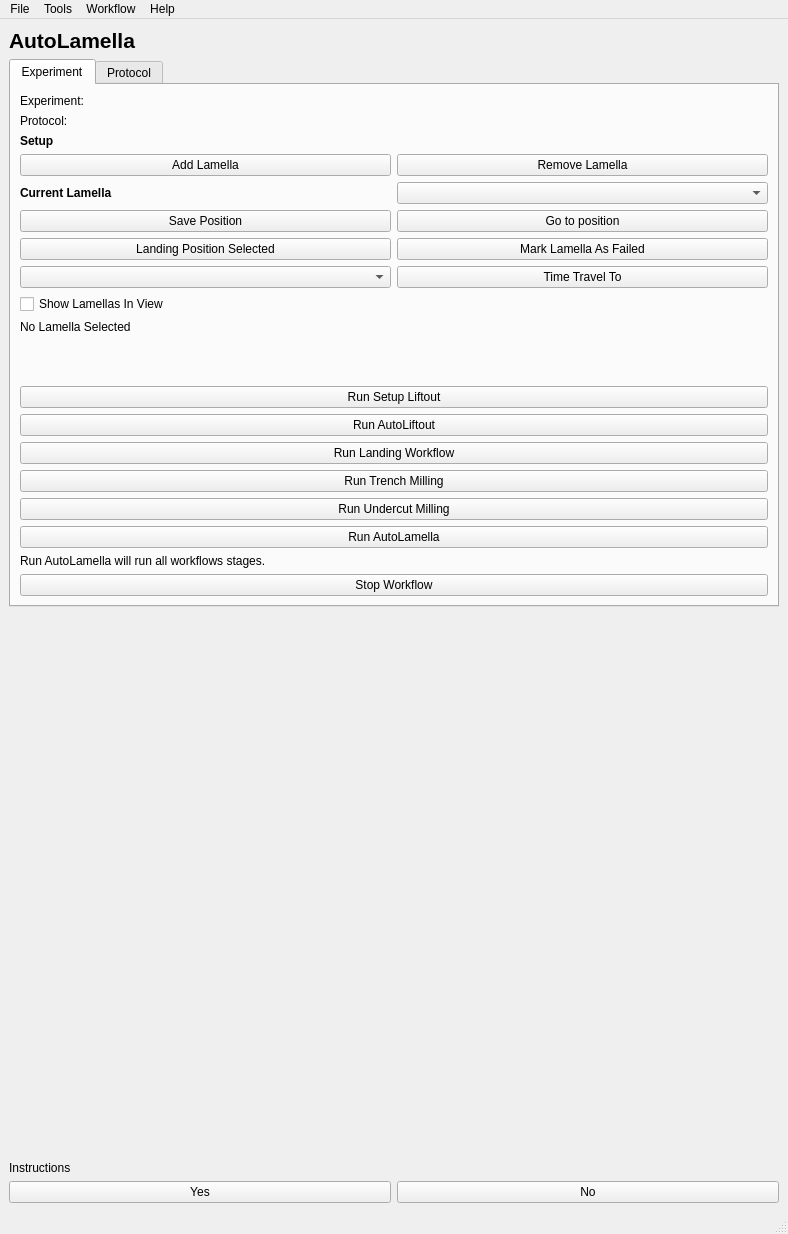
This is autolamella/ui/qt/AutoLamellaUI.ui in DeMarcoLab/autolamella as Qt 5 draws it before an edit. The edited form follows.
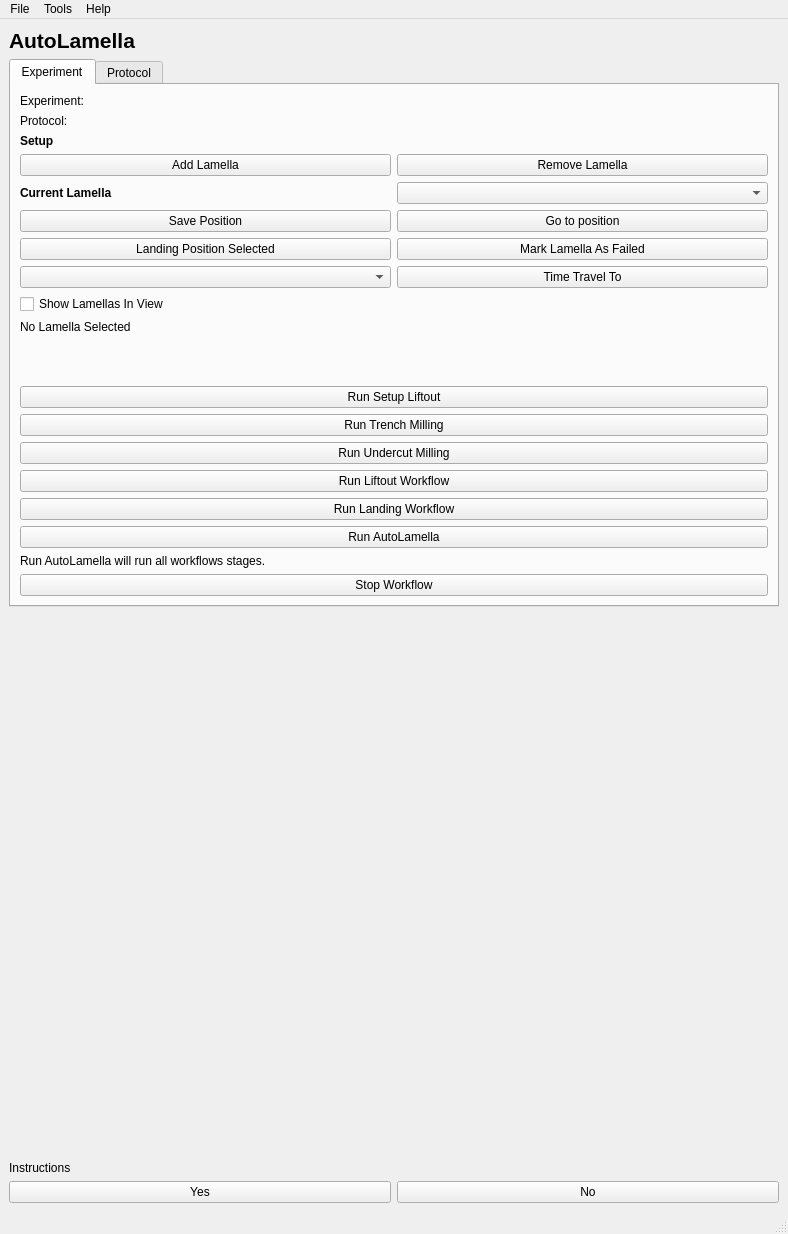
This is the edited form.

Diff of the .ui file:
```diff
--- a/autolamella/ui/qt/AutoLamellaUI.ui
+++ b/autolamella/ui/qt/AutoLamellaUI.ui
@@ -53,13 +53,6 @@
           </property>
          </widget>
         </item>
-        <item row="19" column="0" colspan="2">
-         <widget class="QPushButton" name="pushButton_run_serial_liftout_landing">
-          <property name="text">
-           <string>Run Landing Workflow</string>
-          </property>
-         </widget>
-        </item>
         <item row="16" column="0" colspan="2">
          <spacer name="verticalSpacer">
           <property name="orientation">
@@ -73,10 +66,10 @@
           </property>
          </spacer>
         </item>
-        <item row="18" column="0" colspan="2">
+        <item row="22" column="0" colspan="2">
          <widget class="QPushButton" name="pushButton_run_autoliftout">
           <property name="text">
-           <string>Run AutoLiftout</string>
+           <string>Run Liftout Workflow</string>
           </property>
          </widget>
         </item>
@@ -87,7 +80,7 @@
           </property>
          </widget>
         </item>
-        <item row="22" column="0" colspan="2">
+        <item row="24" column="0" colspan="2">
          <widget class="QPushButton" name="pushButton_run_setup_autolamella">
           <property name="text">
            <string>Run AutoLamella</string>
@@ -115,6 +108,13 @@
           </property>
          </widget>
         </item>
+        <item row="27" column="0" colspan="2">
+         <widget class="QPushButton" name="pushButton_stop_workflow">
+          <property name="text">
+           <string>Stop Workflow</string>
+          </property>
+         </widget>
+        </item>
         <item row="10" column="1">
          <widget class="QPushButton" name="pushButton_go_to_lamella">
           <property name="text">
@@ -122,13 +122,6 @@
           </property>
          </widget>
         </item>
-        <item row="25" column="0" colspan="2">
-         <widget class="QPushButton" name="pushButton_stop_workflow">
-          <property name="text">
-           <string>Stop Workflow</string>
-          </property>
-         </widget>
-        </item>
         <item row="11" column="1">
          <widget class="QPushButton" name="pushButton_fail_lamella">
           <property name="text">
@@ -139,7 +132,7 @@
         <item row="12" column="0">
          <widget class="QComboBox" name="comboBox_lamella_history"/>
         </item>
-        <item row="24" column="0" colspan="2">
+        <item row="26" column="0" colspan="2">
          <widget class="QLabel" name="label_run_autolamella_info">
           <property name="text">
            <string>Run AutoLamella will run all workflows stages.</string>
@@ -231,6 +224,13 @@
           </property>
          </widget>
         </item>
+        <item row="23" column="0" colspan="2">
+         <widget class="QPushButton" name="pushButton_run_serial_liftout_landing">
+          <property name="text">
+           <string>Run Landing Workflow</string>
+          </property>
+         </widget>
+        </item>
        </layout>
       </widget>
       <widget class="QWidget" name="tab_2">
@@ -654,12 +654,6 @@
     <addaction name="actionLoad_Milling_Pattern"/>
     <addaction name="actionSave_Milling_Pattern"/>
    </widget>
-   <widget class="QMenu" name="menuWorkflow">
-    <property name="title">
-     <string>Workflow</string>
-    </property>
-    <addaction name="actionStop_Workflow"/>
-   </widget>
    <widget class="QMenu" name="menuHelp">
     <property name="title">
      <string>Help</string>
@@ -668,7 +662,6 @@
    </widget>
    <addaction name="menuAutoLamella"/>
    <addaction name="menuTools"/>
-   <addaction name="menuWorkflow"/>
    <addaction name="menuHelp"/>
   </widget>
   <widget class="QStatusBar" name="statusbar"/>
```
